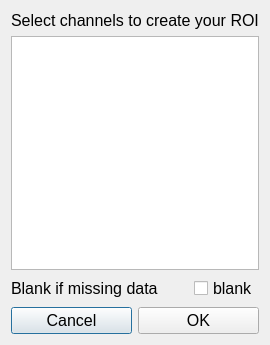
Before: the Qt Designer form modules/CEAMSModules/PSACohortReview/Ui_DialogAddChan.ui in SnoozToolbox/snooz-package-ceams, drawn with Qt 5.
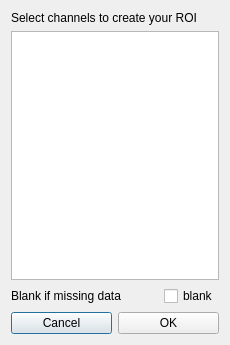
After: the same form once the commit is applied.

Commit message: Font step 4: forms without fonts of their own, look kept

Diff of the .ui file:
```diff
--- a/modules/CEAMSModules/PSACohortReview/Ui_DialogAddChan.ui
+++ b/modules/CEAMSModules/PSACohortReview/Ui_DialogAddChan.ui
@@ -18,11 +18,6 @@
     <layout class="QVBoxLayout" name="verticalLayout">
      <item>
       <widget class="QLabel" name="label_2">
-       <property name="font">
-        <font>
-         <pointsize>12</pointsize>
-        </font>
-       </property>
        <property name="toolTip">
         <string>Check channels from the list below to create you Region Of Interest (ROI)</string>
        </property>
@@ -45,11 +40,6 @@
       <layout class="QHBoxLayout" name="horizontalLayout">
        <item>
         <widget class="QLabel" name="label">
-         <property name="font">
-          <font>
-           <pointsize>12</pointsize>
-          </font>
-         </property>
          <property name="text">
           <string>Blank if missing data</string>
          </property>
@@ -70,11 +60,6 @@
        </item>
        <item>
         <widget class="QCheckBox" name="blank_checkBox">
-         <property name="font">
-          <font>
-           <pointsize>12</pointsize>
-          </font>
-         </property>
          <property name="toolTip">
           <string>ROI values will be empty if any data is missing for the mean otherwise missing data are ignored.</string>
          </property>
@@ -89,11 +74,6 @@
       <layout class="QHBoxLayout" name="horizontalLayout_2">
        <item>
         <widget class="QPushButton" name="cancel">
-         <property name="font">
-          <font>
-           <pointsize>12</pointsize>
-          </font>
-         </property>
          <property name="text">
           <string>Cancel</string>
          </property>
@@ -101,11 +81,6 @@
        </item>
        <item>
         <widget class="QPushButton" name="ok">
-         <property name="font">
-          <font>
-           <pointsize>12</pointsize>
-          </font>
-         </property>
          <property name="text">
           <string>OK</string>
          </property>
```
The commit also changes 427 other files.
